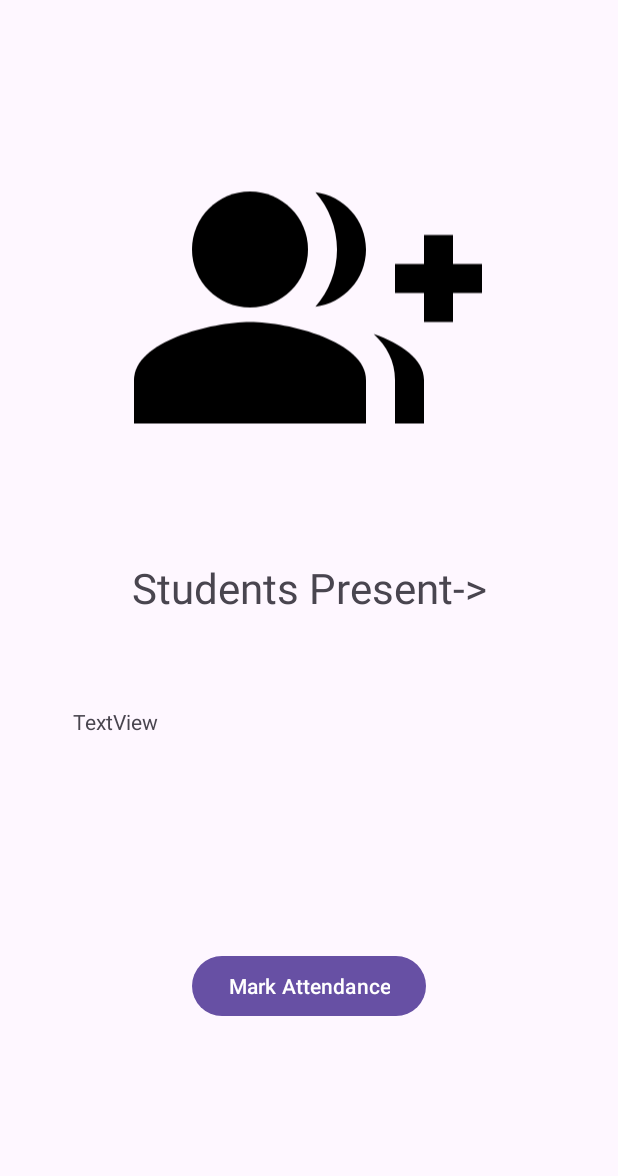
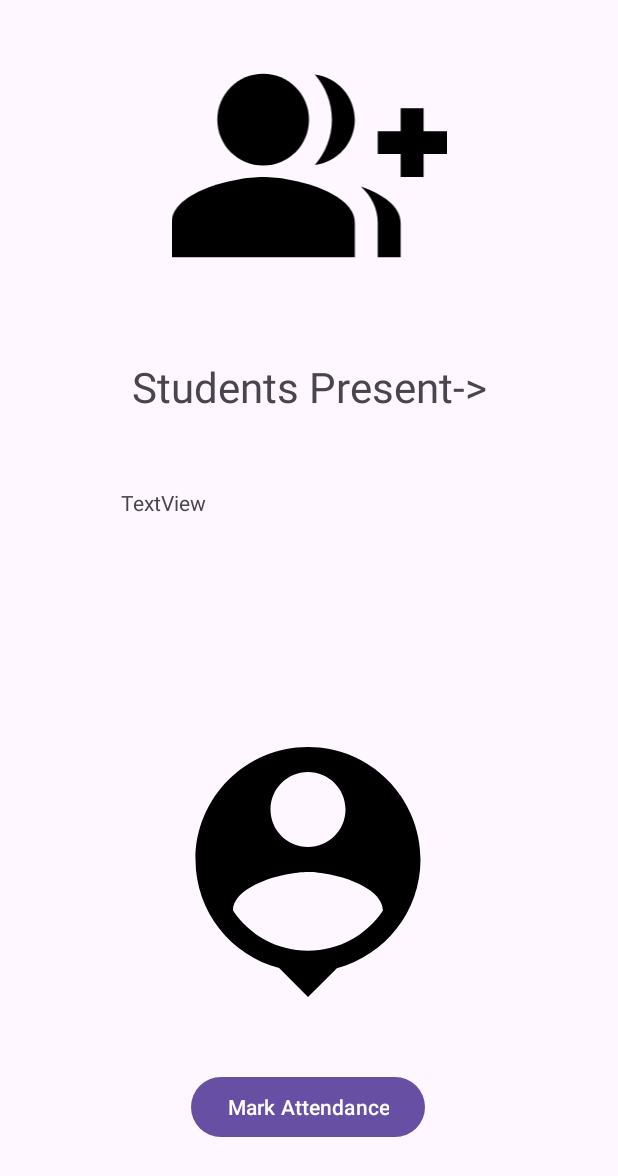
Before and after one commit to devansh-dek/Unify, an Android app: the layout activity_attendance.xml on its own in the app's theme, with its tools: preview values and no code run, on a phone screen of 412 x 824 dp. Shown: the top 1176 px of the screen. Run offline under Robolectric (Android 15) with nearby library versions, the light colour scheme and no system bars; Roboto replaces fonts that are not available here.

Commit message:
Chat fixed

```diff
--- a/app/src/main/java/com/example/unify/Presentations/FragmentsformainPage/FragmentsForProfile/Adapters/PostMainPageAdapter.kt
+++ b/app/src/main/java/com/example/unify/Presentations/FragmentsformainPage/FragmentsForProfile/Adapters/PostMainPageAdapter.kt
@@ -4,6 +4,7 @@ import android.content.Context
 import android.content.Intent
 import android.util.Log
 import android.view.LayoutInflater
+import android.view.View
 import android.view.ViewGroup
 import androidx.recyclerview.widget.RecyclerView
 import com.bumptech.glide.Glide
@@ -65,10 +66,12 @@ class PostMainPageAdapter(var context: Context, var postList: ArrayList<Post>) :
             holder.binding.Like.setOnClickListener {
                 if(!isHeart){
                     holder.binding.Like.setImageResource(R.drawable.filledheart)
+                    holder.binding.liketext.visibility = View.VISIBLE
                     isHeart = true
                 }
                 else{
                     holder.binding.Like.setImageResource(R.drawable.heart)
+                    holder.binding.liketext.visibility = View.GONE
 
                     isHeart = false;
                 }
--- a/app/src/main/java/com/example/unify/Presentations/FragmentsformainPage/HomeFragment.kt
+++ b/app/src/main/java/com/example/unify/Presentations/FragmentsformainPage/HomeFragment.kt
@@ -50,9 +50,6 @@ adapter = PostMainPageAdapter(requireContext(),postList)
             startActivity(Intent(context,ChatsView::class.java))
         }
 
-//
-//        setHasOptionsMenu(true)
-//        (requireActivity() as AppCompatActivity).setSupportActionBar(binding.materialToolbar2)
 Firebase.firestore.collection(POST).get().addOnSuccessListener {
 var TempList = ArrayList<Post>()
     postList.clear()
--- a/app/src/main/res/layout/activity_attendance.xml
+++ b/app/src/main/res/layout/activity_attendance.xml
@@ -8,14 +8,13 @@
 
     <ImageView
         android:id="@+id/AddImage"
-        android:layout_width="232dp"
-        android:layout_height="262dp"
+        android:layout_width="185dp"
+        android:layout_height="183dp"
         app:layout_constraintBottom_toBottomOf="parent"
         app:layout_constraintEnd_toEndOf="parent"
-        app:layout_constraintHorizontal_bias="0.497"
         app:layout_constraintStart_toStartOf="parent"
         app:layout_constraintTop_toTopOf="parent"
-        app:layout_constraintVertical_bias="0.132"
+        app:layout_constraintVertical_bias="0.029"
         app:srcCompat="@drawable/baseline_group_add_24" />
 
     <TextView
@@ -34,7 +33,8 @@
         android:id="@+id/studentspresent"
         android:layout_width="wrap_content"
         android:layout_height="wrap_content"
-        android:layout_marginTop="52dp"
+        android:layout_marginStart="32dp"
+        android:layout_marginTop="40dp"
         android:text="TextView"
         app:layout_constraintStart_toStartOf="@+id/textView2"
         app:layout_constraintTop_toBottomOf="@+id/textView2" />
@@ -46,6 +46,20 @@
         android:text="Mark Attendance"
         app:layout_constraintBottom_toBottomOf="parent"
         app:layout_constraintEnd_toEndOf="parent"
+        app:layout_constraintHorizontal_bias="0.498"
         app:layout_constraintStart_toStartOf="parent"
-        app:layout_constraintTop_toBottomOf="@+id/studentspresent" />
+        app:layout_constraintTop_toBottomOf="@+id/studentspresent"
+        app:layout_constraintVertical_bias="0.856" />
+
+    <ImageView
+        android:id="@+id/resultImage"
+        android:layout_width="200dp"
+        android:layout_height="200dp"
+        app:layout_constraintBottom_toTopOf="@+id/MarkAttendance"
+        app:layout_constraintEnd_toEndOf="parent"
+        app:layout_constraintHorizontal_bias="0.497"
+        app:layout_constraintStart_toStartOf="parent"
+        app:layout_constraintTop_toBottomOf="@+id/studentspresent"
+        app:layout_constraintVertical_bias="0.806"
+        tools:srcCompat="@drawable/baseline_person_pin_24" />
 </androidx.constraintlayout.widget.ConstraintLayout>
```
Also changed, not shown: app/src/main/res/layout/singlepost.xml (+8 -2 lines).
